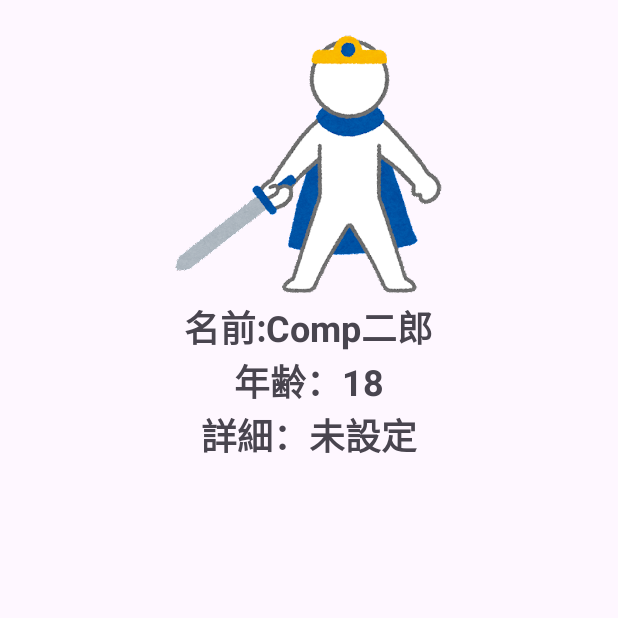
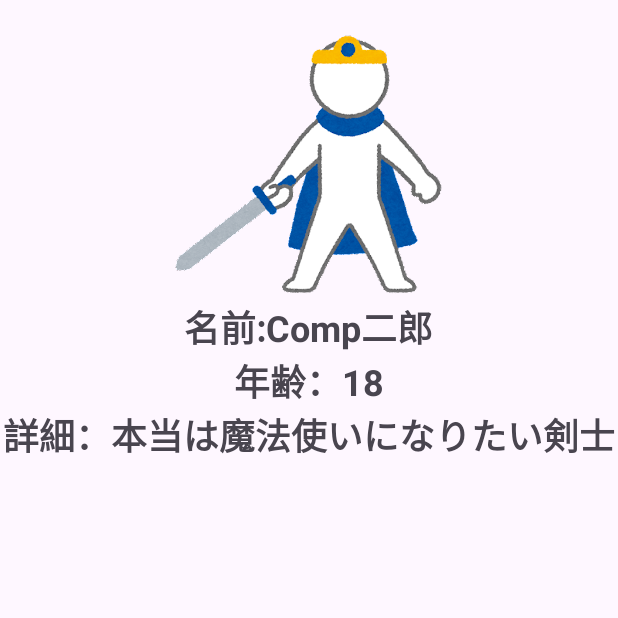
Before and after one commit to iyStudy/Kotlin_Fragment_Sample, an Android app: the screen it shows after launch (MainActivity), after a tap on "Comp二郎", on a phone screen of 412 x 824 dp, the top half of it. Run offline under Robolectric (Android 15) with nearby library versions, the phone set to English and light mode, and no system bars.

Commit message:
add string.xml対応

```diff
--- a/app/src/main/java/com/example/fragment_sample/FirstFragment.kt
+++ b/app/src/main/java/com/example/fragment_sample/FirstFragment.kt
@@ -29,7 +29,7 @@ class FirstFragment : Fragment() {
 
         // 表示するプロフィールリスト
         val profileList = listOf<Profile>(
-            Profile("田中",28,"親思いの格闘家",R.drawable.monk),
+            Profile(getString(R.string.text_monk_name),getString(R.string.text_monk_age).toInt(),getString(R.string.text_monk_detail),R.drawable.monk),
             Profile("ECC太郎",20,"筋トレ大好き魔術師",R.drawable.wizard),
             Profile("Comp二郎",18,"本当は魔法使いになりたい剣士",R.drawable.swordman)
         )
--- a/app/src/main/java/com/example/fragment_sample/SecondFragment.kt
+++ b/app/src/main/java/com/example/fragment_sample/SecondFragment.kt
@@ -32,7 +32,7 @@ class SecondFragment : Fragment() {
             binding.tvName.text = "名前:"+selectedProfile.name
             binding.tvAge.text = "年齢："+selectedProfile.age.toString()
             // 演習：詳細内容を追記してください。
-
+            binding.tvDetail.text = "詳細："+selectedProfile.detail
             Glide.with(binding.root.context)
                 .load(selectedProfile.imgResID)
                 .into(binding.ivProfile)
--- a/app/src/main/res/values/strings.xml
+++ b/app/src/main/res/values/strings.xml
@@ -2,4 +2,15 @@
     <string name="app_name">Fragment_Sample</string>
     <!-- TODO: Remove or change this placeholder text -->
     <string name="hello_blank_fragment">Hello blank fragment</string>
+    <string name="text_monk_name">田中</string>
+    <string name="text_monk_age">28</string>
+    <string name="text_monk_detail">親思いの格闘家</string>
+
+    <string name="text_wizard_name">ECC太郎</string>
+    <string name="text_wizard_age">20</string>
+    <string name="text_wizard_detail">筋トレ大好き魔術師</string>
+
+    <string name="text_swordman_name">Comp二郎</string>
+    <string name="text_swordman_age">18</string>
+    <string name="text_swordman_detail">本当は魔法使いになりたい剣士</string>
 </resources>
```
